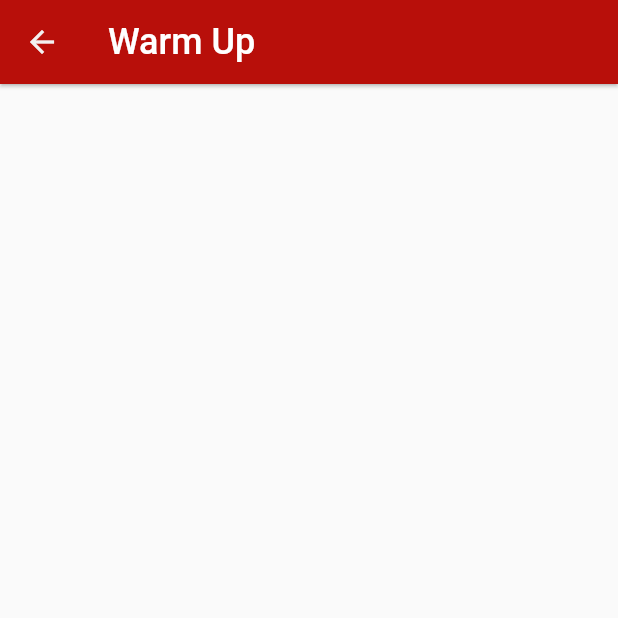
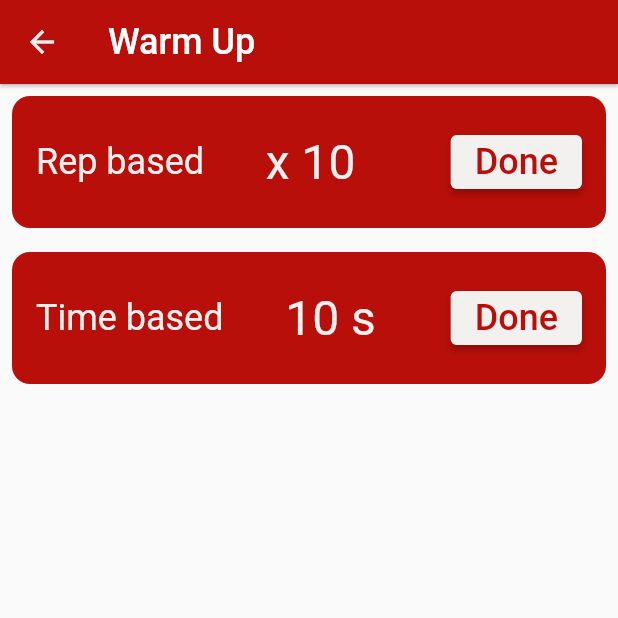
Before and after one commit to yulonglim/Calory, a Flutter app: the WarmUpPage screen opened directly, on a phone screen of 412 x 824 dp, the top half of it. Run offline on Flutter 3.47's test engine with Material 2 defaults, Android fonts, the light colour scheme and no system bars.

Commit message:
Added animated list to WarmUpPage.dart

```diff
--- a/lib/WarmUpPage.dart
+++ b/lib/WarmUpPage.dart
@@ -1,4 +1,6 @@
 import 'package:flutter/material.dart';
+import 'package:flutter_app/elements/exercise_card.dart';
+import 'elements/example_data.dart';
 
 class WarmUpPage extends StatefulWidget {
   @override
@@ -6,6 +8,20 @@ class WarmUpPage extends StatefulWidget {
 }
 
 class _WarmUpPageState extends State<WarmUpPage> {
+  final listKey = GlobalKey<AnimatedListState>();
+  final List<ExerciseItem> items = List.from(exampleData);
+
+  void removeItem(int index) {
+    final removedItem = items[index];
+    items.removeAt(index);
+    listKey.currentState.removeItem(
+        index,
+        (context, animation) => ExerciseCard(
+              item: removedItem,
+              animation: animation,
+            ));
+  }
+
   @override
   Widget build(BuildContext context) {
     return Scaffold(
@@ -26,10 +42,14 @@ class _WarmUpPageState extends State<WarmUpPage> {
             style: TextStyle(fontSize: 24, fontWeight: FontWeight.w500),
           ),
         ),
-      body: ListView(
-        children: [],
-      )
-
-    );
+        body: AnimatedList(
+          key: listKey,
+          initialItemCount: items.length,
+          itemBuilder: (context, index, animation) => ExerciseCard(
+            item: items[index],
+            animation: animation,
+            onClicked: () => removeItem(index),
+          ),
+        ));
   }
 }
--- /dev/null
+++ b/lib/elements/example_data.dart
@@ -0,0 +1,6 @@
+import 'package:flutter_app/elements/exercise_card.dart';
+
+final List<ExerciseItem> exampleData = [
+  ExerciseItem('Rep based', 10, false),
+  ExerciseItem('Time based', 10, true)
+];
--- /dev/null
+++ b/lib/elements/exercise_card.dart
@@ -0,0 +1,104 @@
+import 'package:flutter/cupertino.dart';
+import 'package:flutter/material.dart';
+
+class ExerciseItem {
+  final String title;
+  final int value;
+  final bool durationBased;
+
+  ExerciseItem(this.title, this.value, this.durationBased);
+}
+
+class ExerciseCard extends StatelessWidget {
+  final ExerciseItem item;
+  final Animation<double> animation;
+  final VoidCallback onClicked;
+
+  const ExerciseCard({Key key, this.item, this.animation, this.onClicked})
+      : super(key: key);
+
+  @override
+  Widget build(BuildContext context) {
+    if (item.durationBased) {
+      return SizeTransition(
+        sizeFactor: animation,
+        child: Container(
+          margin: EdgeInsets.all(8),
+          decoration: BoxDecoration(
+            borderRadius: BorderRadius.circular(12),
+            color: Theme.of(context).primaryColor,
+          ),
+          child: ListTile(
+            horizontalTitleGap: MediaQuery.of(context).size.width * 0.1,
+            contentPadding: EdgeInsets.all(16),
+            leading: Container(
+              child: Text(
+                item.title,
+                style: TextStyle(
+                    fontSize: 24,
+                    color: Theme.of(context).secondaryHeaderColor),
+              ),
+            ),
+            title: Text(
+              item.value.toString() + ' s',
+              style: TextStyle(
+                  fontSize: 32, color: Theme.of(context).secondaryHeaderColor),
+            ),
+            trailing: ElevatedButton(
+              style: ElevatedButton.styleFrom(
+                primary: Theme.of(context).secondaryHeaderColor,
+              ),
+              child: Text(
+                'Done',
+                style: TextStyle(
+                    fontSize: 24,
+                    color: Theme.of(context).primaryColor),
+              ),
+              onPressed: onClicked,
+            )
+          ),
+        ),
+      );
+    } else {
+      return SizeTransition(
+        sizeFactor: animation,
+        child: Container(
+          margin: EdgeInsets.all(8),
+          decoration: BoxDecoration(
+            borderRadius: BorderRadius.circular(12),
+            color: Theme.of(context).primaryColor,
+          ),
+          child: ListTile(
+            horizontalTitleGap: MediaQuery.of(context).size.width * 0.1,
+            contentPadding: EdgeInsets.all(16),
+            leading: Container(
+              child: Text(
+                item.title,
+                style: TextStyle(
+                    fontSize: 24,
+                    color: Theme.of(context).secondaryHeaderColor),
+              ),
+            ),
+            title: Text(
+              'x ' + item.value.toString(),
+              style: TextStyle(
+                  fontSize: 32, color: Theme.of(context).secondaryHeaderColor),
+            ),
+            trailing: ElevatedButton(
+              style: ElevatedButton.styleFrom(
+                primary: Theme.of(context).secondaryHeaderColor,
+              ),
+              child: Text(
+                'Done',
+                style: TextStyle(
+                    fontSize: 24,
+                    color: Theme.of(context).primaryColor),
+              ),
+              onPressed: onClicked,
+            )
+          ),
+        ),
+      );
+    }
+  }
+}
```
Also changed, not shown: lib/elements/card_button.dart (added, +47 -0 lines). Lines whose indentation alone changed are shown as unchanged.
